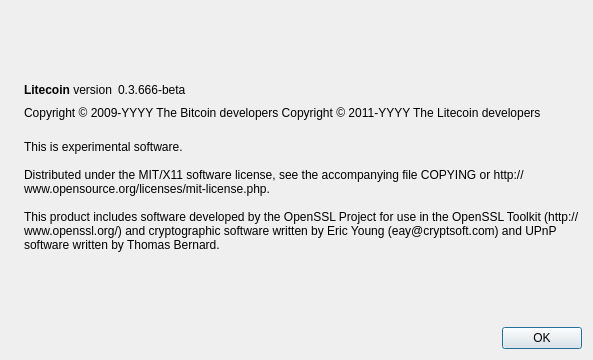
The window that src/qt/forms/aboutdialog.ui (maxantonio/maxilmilianoscoin) describes before a commit, drawn with Qt 5.
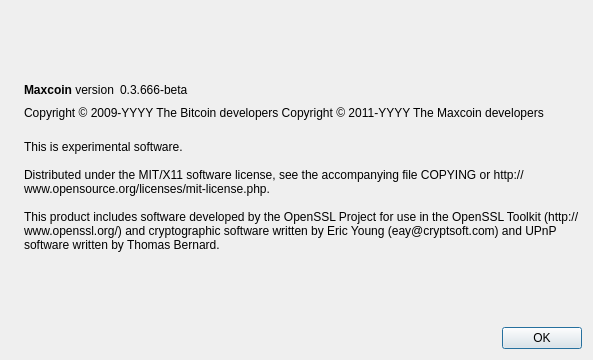
The same window after the commit. Icons and pictures are not drawn.

What changed in the file:
```diff
--- a/src/qt/forms/aboutdialog.ui
+++ b/src/qt/forms/aboutdialog.ui
@@ -50,7 +50,7 @@
           <cursorShape>IBeamCursor</cursorShape>
          </property>
          <property name="text">
-          <string>&lt;b&gt;Litecoin&lt;/b&gt; version</string>
+          <string>&lt;b&gt;Maxcoin&lt;/b&gt; version</string>
          </property>
          <property name="textInteractionFlags">
           <set>Qt::LinksAccessibleByMouse|Qt::TextSelectableByKeyboard|Qt::TextSelectableByMouse</set>
@@ -92,7 +92,7 @@
        </property>
        <property name="text">
         <string notr="true">Copyright &amp;copy; 2009-YYYY The Bitcoin developers
-Copyright &amp;copy; 2011-YYYY The Litecoin developers</string>
+Copyright &amp;copy; 2011-YYYY The Maxcoin developers</string>
        </property>
        <property name="textFormat">
         <enum>Qt::RichText</enum>
```
Left out of the diff: 2 changed lines with no effect on the pictures.
